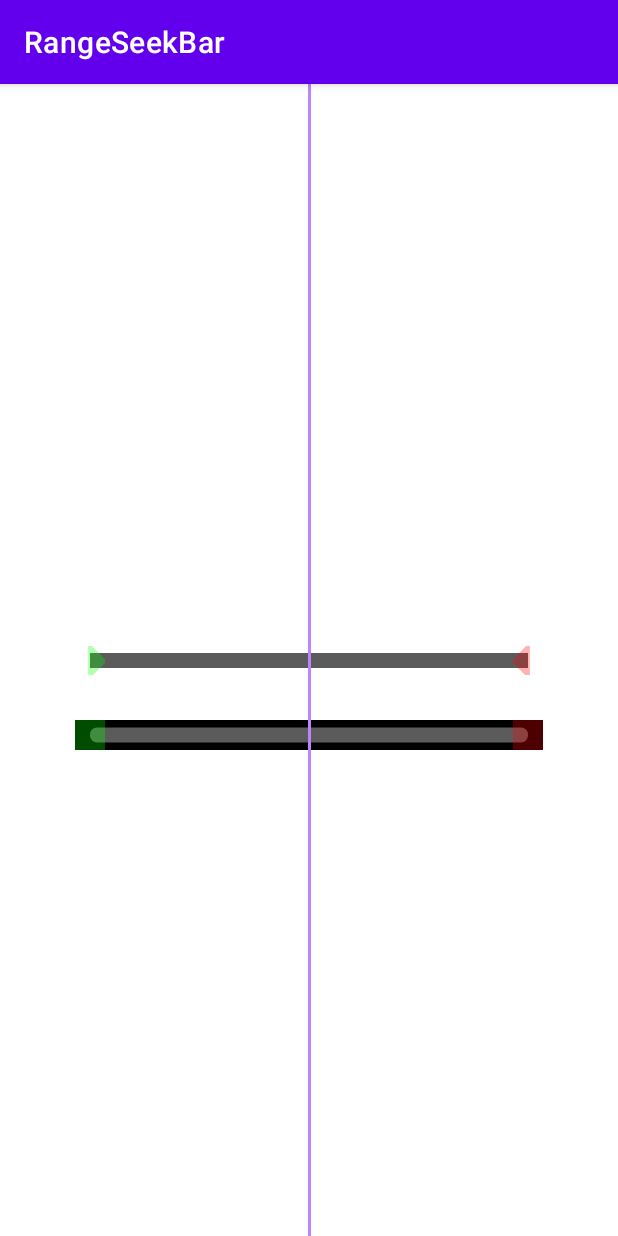
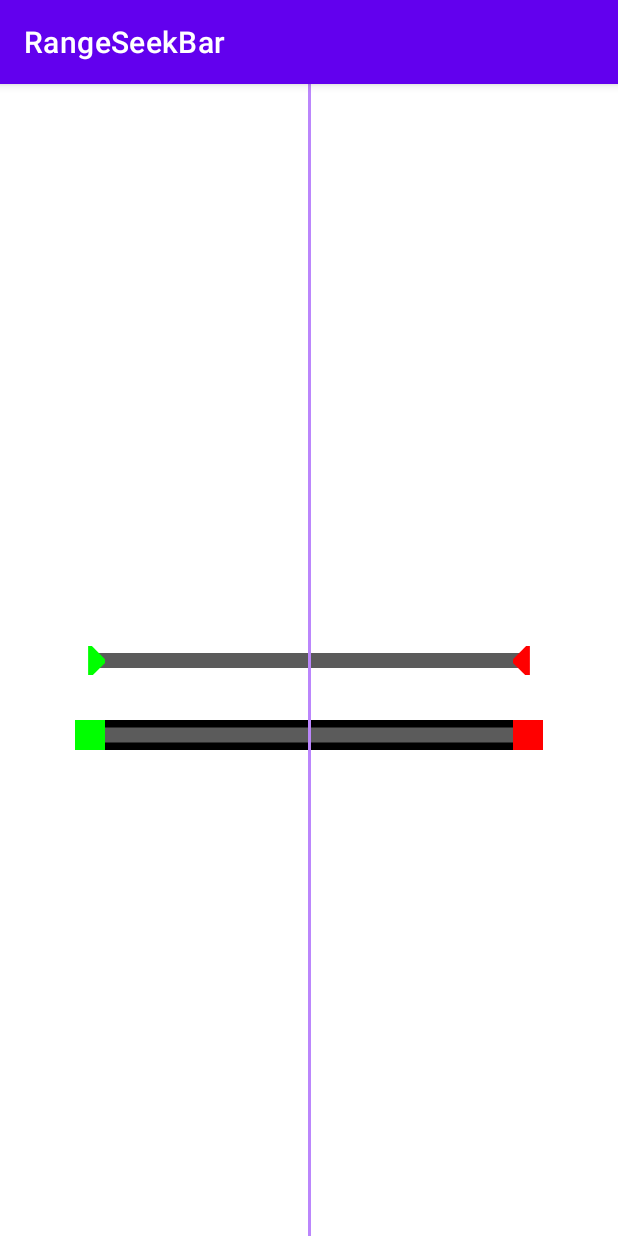
Before and after one commit to AvaneeshAsokan/RangeSeekbar, an Android app: the screen it shows after launch (MainActivity), on a phone screen of 412 x 824 dp. Run offline under Robolectric (Android 15) with nearby library versions, the phone set to English and light mode, and no system bars.

Commit message:
Updated red and green color values to be fully opaque.

```diff
--- a/app/src/main/res/values/colors.xml
+++ b/app/src/main/res/values/colors.xml
@@ -9,6 +9,6 @@
     <color name="white">#FFFFFFFF</color>
 
     <color name="track_gray">#5B5B5B</color>
-    <color name="red">#4DFF0000</color>
-    <color name="green">#4D00FF00</color>
+    <color name="red">#FF0000</color>
+    <color name="green">#00FF00</color>
 </resources>
```
